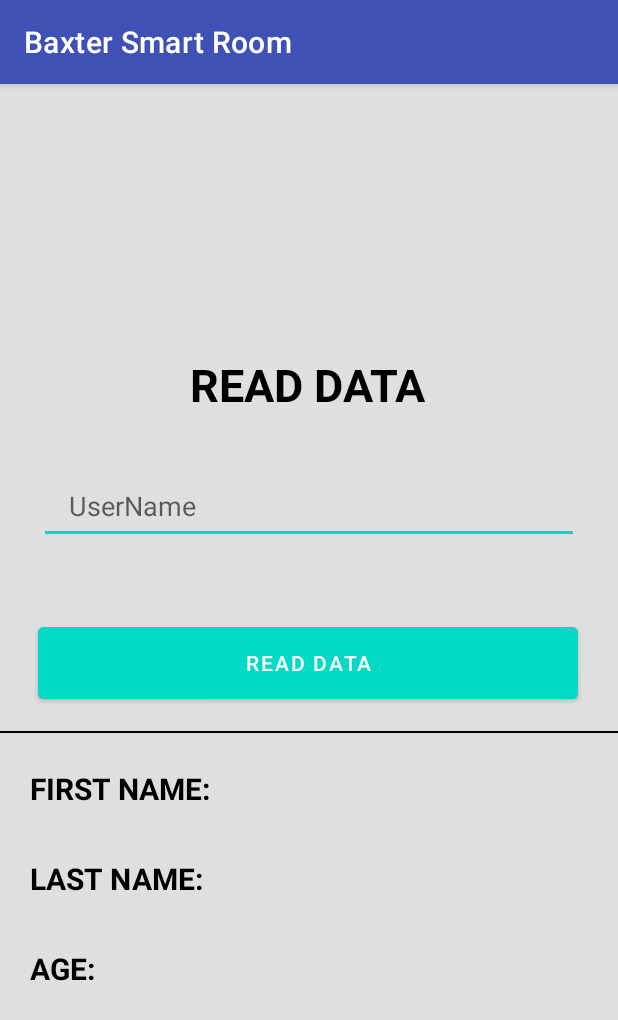
After one commit to ETS-Android2/BaxterSmartRoom, an Android app: the ReadData screen opened directly, with no data from a screen before it, on a phone screen of 412 x 824 dp. The commit adds this screen. Shown: the top 1020 px of the screen. Run offline under Robolectric (Android 15) with nearby library versions, the phone set to English and light mode, and no system bars; our stand-ins replace Firebase (no records; nobody signed in at launch, a user with empty details on screens opened directly).

Commit message:
database user verification

```diff
--- a/app/src/main/java/com/example/baxter/PatientActivity1.java
+++ b/app/src/main/java/com/example/baxter/PatientActivity1.java
@@ -17,8 +17,6 @@ public class PatientActivity1 extends AppCompatActivity {
         pt2 = findViewById(R.id.pt2);
         pt3 = findViewById(R.id.pt3);
         pt4 = findViewById(R.id.pt4);
-
-
         pt1.setOnClickListener(new View.OnClickListener() {
             @Override
             public void onClick(View view) {
--- /dev/null
+++ b/app/src/main/java/com/example/baxter/ReadData.java
@@ -0,0 +1,78 @@
+package com.example.baxter;
+
+import androidx.annotation.NonNull;
+import androidx.appcompat.app.AppCompatActivity;
+
+import android.os.Bundle;
+import android.view.View;
+import android.widget.Toast;
+
+import com.example.baxter.databinding.ActivityReadDataBinding;
+import com.google.android.gms.tasks.OnCompleteListener;
+import com.google.android.gms.tasks.Task;
+import com.google.firebase.database.DataSnapshot;
+import com.google.firebase.database.DatabaseReference;
+import com.google.firebase.database.FirebaseDatabase;
+
+public class ReadData extends AppCompatActivity {
+    ActivityReadDataBinding binding;
+    DatabaseReference reference;
+
+    @Override
+    protected void onCreate(Bundle savedInstanceState) {
+        super.onCreate(savedInstanceState);
+        binding = ActivityReadDataBinding.inflate(getLayoutInflater());
+        setContentView(R.layout.activity_read_data);
+        binding.readdataBtn.setOnClickListener((new View.OnClickListener() {
+            @Override
+            public void onClick(View view) {
+                String username = binding.etusername.getText().toString();
+                if (!username.isEmpty()){
+
+                    readData(username);
+                }else{
+
+                    Toast.makeText(ReadData.this,"PLease Enter Username",Toast.LENGTH_SHORT).show();
+                }
+            }
+        }));
+    }
+
+    private void readData(String username) {
+
+        reference = FirebaseDatabase.getInstance().getReference().child("user");
+        reference.child(username).get().addOnCompleteListener(new OnCompleteListener<DataSnapshot>() {
+            @Override
+            public void onComplete(@NonNull Task<DataSnapshot> task) {
+
+                if (task.isSuccessful()){
+
+                    if (task.getResult().exists()){
+
+                        Toast.makeText(ReadData.this,"Successfully Read",Toast.LENGTH_SHORT).show();
+                        DataSnapshot dataSnapshot = task.getResult();
+                        String firstName = String.valueOf(dataSnapshot.child("firstName").getValue());
+                        String lastName = String.valueOf(dataSnapshot.child("lastName").getValue());
+                        String age = String.valueOf(dataSnapshot.child("age").getValue());
+                        binding.tvFirstName.setText(firstName);
+                        binding.tvLastName.setText(lastName);
+                        binding.tvAge.setText(age);
+
+
+                    }else {
+
+                        Toast.makeText(ReadData.this,"User Doesn't Exist",Toast.LENGTH_SHORT).show();
+
+                    }
+
+
+                }else {
+
+                    Toast.makeText(ReadData.this,"Failed to read",Toast.LENGTH_SHORT).show();
+                }
+
+            }
+        });
+
+    }
+}
--- a/app/src/main/java/com/example/baxter/Splash.java
+++ b/app/src/main/java/com/example/baxter/Splash.java
@@ -18,7 +18,7 @@ private  static int SPLASH_TIME_OUT = 2000;
         new Handler().postDelayed(new Runnable() {
             @Override
             public void run() {
-                Intent intent = new Intent(Splash.this, LoginActivity.class);
+                Intent intent = new Intent(Splash.this, Login.class);
                 intent.addFlags(Intent.FLAG_ACTIVITY_SINGLE_TOP);
                 startActivity(intent);
                 finish();
--- /dev/null
+++ b/app/src/main/res/layout/activity_read_data.xml
@@ -0,0 +1,156 @@
+<?xml version="1.0" encoding="utf-8"?>
+<ScrollView xmlns:android="http://schemas.android.com/apk/res/android"
+    xmlns:app="http://schemas.android.com/apk/res-auto"
+    xmlns:tools="http://schemas.android.com/tools"
+    android:layout_width="match_parent"
+    android:layout_height="match_parent"
+    android:background="@color/background"
+    tools:context=".ReadData">
+
+    <androidx.constraintlayout.widget.ConstraintLayout
+        android:layout_width="match_parent"
+        android:layout_height="match_parent">
+
+
+
+        <TextView
+            android:id="@+id/textView2"
+            android:layout_width="wrap_content"
+            android:layout_height="wrap_content"
+            android:layout_marginTop="180dp"
+            android:text="READ DATA"
+            android:textColor="@color/black"
+            android:textSize="30sp"
+            android:textStyle="bold"
+            app:layout_constraintEnd_toEndOf="parent"
+            app:layout_constraintHorizontal_bias="0.497"
+            app:layout_constraintStart_toStartOf="parent"
+            app:layout_constraintTop_toTopOf="parent" />
+
+        <EditText
+            android:id="@+id/etusername"
+            android:layout_width="360dp"
+            android:layout_height="50dp"
+            android:layout_marginTop="36dp"
+            android:hint="UserName"
+            android:paddingLeft="20dp"
+            app:layout_constraintEnd_toEndOf="parent"
+            app:layout_constraintStart_toStartOf="parent"
+            app:layout_constraintTop_toBottomOf="@+id/textView2" />
+
+
+        <Button
+            android:id="@+id/readdataBtn"
+            android:layout_width="360dp"
+            android:layout_height="60dp"
+            android:layout_gravity="center_horizontal"
+            android:layout_marginTop="356dp"
+            android:backgroundTint="@color/teal_200"
+            android:text="READ DATA"
+            app:layout_constraintEnd_toEndOf="parent"
+            app:layout_constraintHorizontal_bias="0.49"
+            app:layout_constraintStart_toStartOf="parent"
+            app:layout_constraintTop_toTopOf="parent" />
+
+        <View
+            android:layout_width="match_parent"
+            android:layout_height="1dp"
+            android:background="@color/black"
+            android:layout_marginTop="15dp"
+            app:layout_constraintStart_toStartOf="parent"
+            app:layout_constraintTop_toBottomOf="@+id/readdataBtn"/>
+
+        <LinearLayout
+            android:layout_width="wrap_content"
+            android:layout_height="wrap_content"
+            android:orientation="horizontal"
+            android:layout_marginTop="40dp"
+            app:layout_constraintStart_toStartOf="parent"
+            app:layout_constraintTop_toBottomOf="@+id/readdataBtn">
+
+            <TextView
+                android:layout_width="wrap_content"
+                android:layout_height="wrap_content"
+                android:text="FIRST NAME:"
+                android:textColor="@color/black"
+                android:layout_marginStart="20dp"
+                android:textSize="20sp"
+                android:textStyle="bold" />
+
+            <TextView
+                android:id="@+id/tvFirstName"
+                android:layout_width="wrap_content"
+                android:layout_height="wrap_content"
+                android:text=""
+                android:textColor="@color/black"
+                android:layout_marginStart="5dp"
+                android:textSize="20sp" />
+
+
+        </LinearLayout>
+
+        <LinearLayout
+            android:layout_width="wrap_content"
+            android:layout_height="wrap_content"
+            android:orientation="horizontal"
+            android:layout_marginTop="100dp"
+            app:layout_constraintStart_toStartOf="parent"
+            app:layout_constraintTop_toBottomOf="@+id/readdataBtn">
+
+            <TextView
+                android:layout_width="wrap_content"
+                android:layout_height="wrap_content"
+                android:text="LAST NAME:"
+                android:textColor="@color/black"
+                android:layout_marginStart="20dp"
+                android:textSize="20sp"
+                android:textStyle="bold" />
+
+            <TextView
+                android:id="@+id/tvLastName"
+                android:layout_width="wrap_content"
+                android:layout_height="wrap_content"
+                android:text=""
+                android:textColor="@color/black"
+                android:layout_marginStart="5dp"
+                android:textSize="20sp" />
+
+
+        </LinearLayout>
+
+        <LinearLayout
+            android:layout_width="wrap_content"
+            android:layout_height="wrap_content"
+            android:orientation="horizontal"
+            android:layout_marginTop="160dp"
+            app:layout_constraintStart_toStartOf="parent"
+            app:layout_constraintTop_toBottomOf="@+id/readdataBtn">
+
+            <TextView
+                android:layout_width="wrap_content"
+                android:layout_height="wrap_content"
+                android:text="AGE: "
+                android:textColor="@color/black"
+                android:layout_marginStart="20dp"
+                android:textSize="20sp"
+                android:textStyle="bold" />
+
+            <TextView
+                android:id="@+id/tvAge"
+                android:layout_width="wrap_content"
+                android:layout_height="wrap_content"
+                android:text=""
+                android:textColor="@color/black"
+                android:layout_marginStart="5dp"
+                android:textSize="20sp" />
+
+
+        </LinearLayout>
+
+
+
+
+
+    </androidx.constraintlayout.widget.ConstraintLayout>
+
+</ScrollView>
--- a/app/src/main/res/values/colors.xml
+++ b/app/src/main/res/values/colors.xml
@@ -13,4 +13,5 @@
     <color name="green">#4CAF50</color>
     <color name="blue">#2196F3</color>
     <color name="darkblue">#3F51B5</color>
+    <color name="background">#DFDFDF</color>
 </resources>
--- a/build.gradle
+++ b/build.gradle
@@ -9,6 +9,7 @@ buildscript {
         classpath 'com.google.gms:google-services:4.3.10'
     }
 }
+
 plugins {
     id 'com.android.application' version '7.1.2' apply false
     id 'com.android.library' version '7.1.2' apply false
```
Also changed, not shown: app/build.gradle (+25 -7 lines), app/src/main/AndroidManifest.xml (+13 -1 lines), app/src/main/java/com/example/baxter/CareArea.java (+15 -8 lines), app/src/main/java/com/example/baxter/Login.java (added, +93 -0 lines), app/src/main/java/com/example/baxter/PatientActivity2.java (added, +14 -0 lines), app/src/main/java/com/example/baxter/PatientActivity3.java (added, +14 -0 lines), app/src/main/res/layout/activity_login2.xml (added, +96 -0 lines), app/src/main/res/layout/activity_patient2.xml (added, +9 -0 lines), app/src/main/res/layout/activity_patient3.xml (added, +9 -0 lines).
